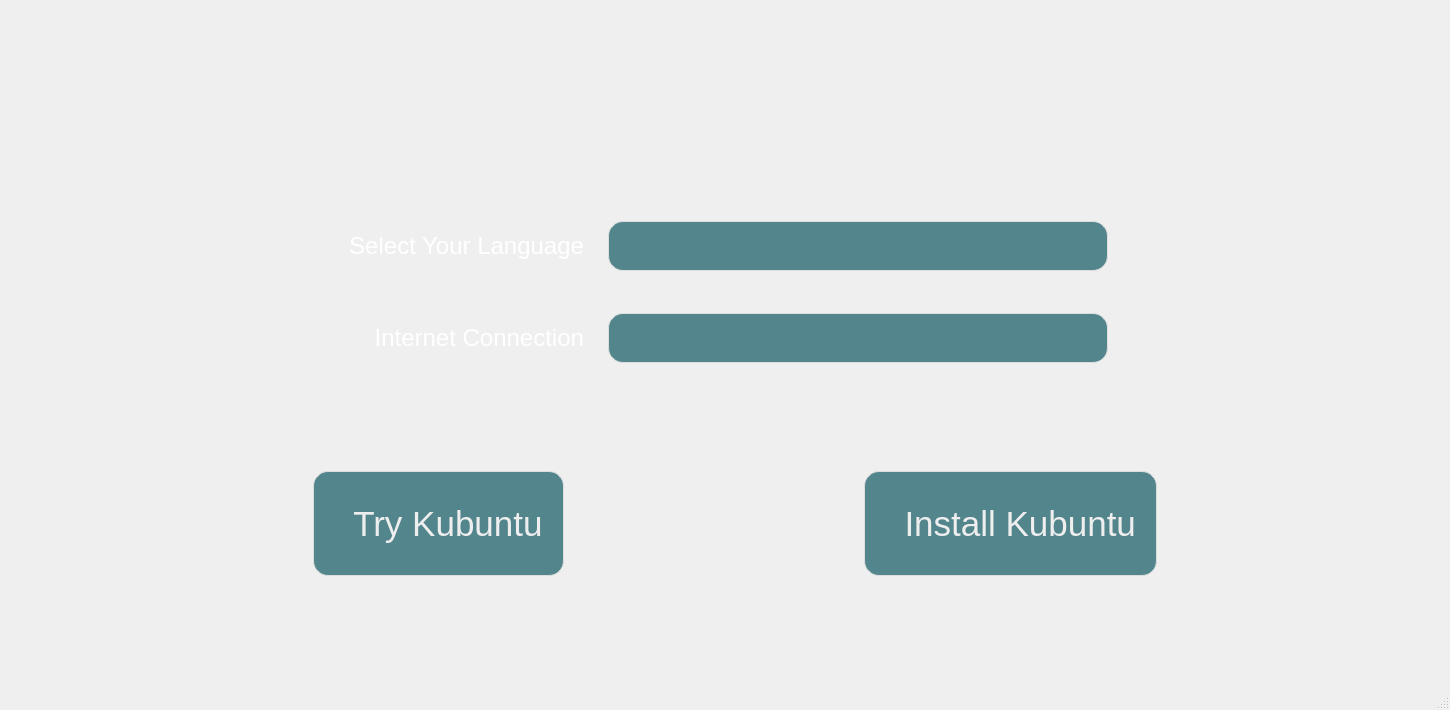
Old version of the form src/installerprompt.ui in the repository zitzhen/kzhento-installer-prompt.
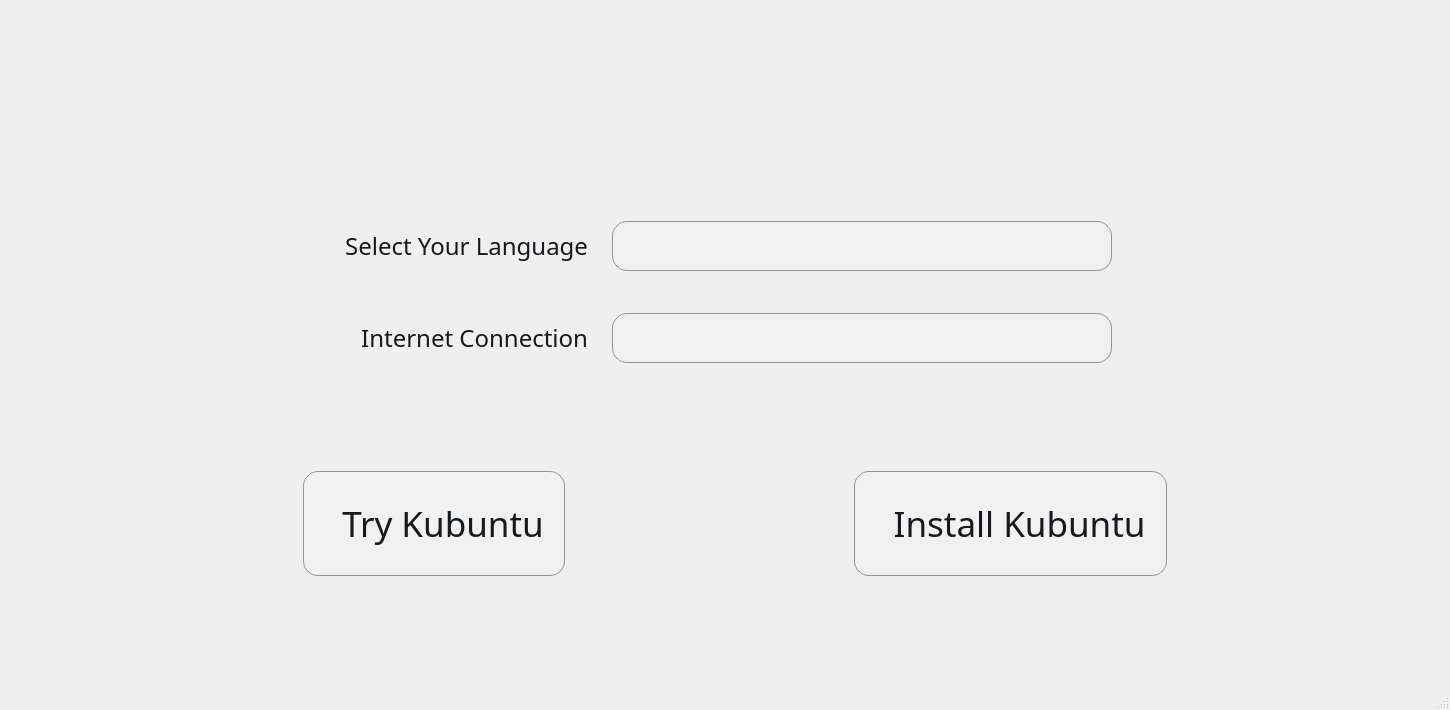
New version of the form. Icons and pictures are not drawn.

Patch:
```diff
--- a/src/installerprompt.ui
+++ b/src/installerprompt.ui
@@ -44,9 +44,9 @@
 QComboBox, QLineEdit {
 /*    background-color: #315764; */
 /*    background-color: #729fa5;  */
-    background-color: #52858c;
-    color: #ddd;
-    border: 1px solid #ddd;
+    background-color: #f1f1f1;
+    color: #16191d;
+    border: 1px solid #8d95a1;
     border-radius: 15px;
     padding: 6px 12px;
 }
@@ -66,7 +66,7 @@
 }
 
 QLabel {
-    color: #ffffff;
+    color: #16191d;
     margin-right: 12px;
 }
 
@@ -76,7 +76,7 @@
 }
 
 QPushButton {
-	background-color: #52858c; color: #eee; border: 1px solid #ddd; border-radius: 15px;
+	background-color: #f1f1f1; color: #16191d; border: 1px solid #8d95a1; border-radius: 15px;
 }
 
 QPushButton:hover {
@@ -84,7 +84,7 @@
 }
 
 QPushButton:disabled {
-    background-color: #808080; color: white; border-radius: 15px;
+    background-color: #b5c1d5; color: #6882ad; border: 1px solid #8ea2c2; border-radius: 15px;
 }
 
 QToolTip {
@@ -207,7 +207,7 @@
           </property>
           <property name="font">
            <font>
-            <family>Ubuntu</family>
+            <family>IBM Plex Sans</family>
             <pointsize>18</pointsize>
             <bold>false</bold>
            </font>
@@ -242,7 +242,7 @@
           </property>
           <property name="font">
            <font>
-            <family>Ubuntu</family>
+            <family>IBM Plex Sans</family>
             <pointsize>16</pointsize>
            </font>
           </property>
@@ -273,7 +273,7 @@
           </property>
           <property name="font">
            <font>
-            <family>Ubuntu</family>
+            <family>IBM Plex Sans</family>
             <pointsize>16</pointsize>
            </font>
           </property>
@@ -292,7 +292,7 @@
           </property>
           <property name="font">
            <font>
-            <family>Ubuntu</family>
+            <family>IBM Plex Sans</family>
             <pointsize>18</pointsize>
             <bold>false</bold>
            </font>
@@ -398,7 +398,7 @@
         </property>
         <property name="font">
          <font>
-          <family>Ubuntu</family>
+          <family>Space Grotesk</family>
           <pointsize>26</pointsize>
           <bold>false</bold>
          </font>
@@ -456,7 +456,7 @@
         </property>
         <property name="font">
          <font>
-          <family>Ubuntu</family>
+          <family>Space Grotesk</family>
           <pointsize>26</pointsize>
           <bold>false</bold>
          </font>
```
Left out of the diff: 6 changed lines with no effect on the pictures.
